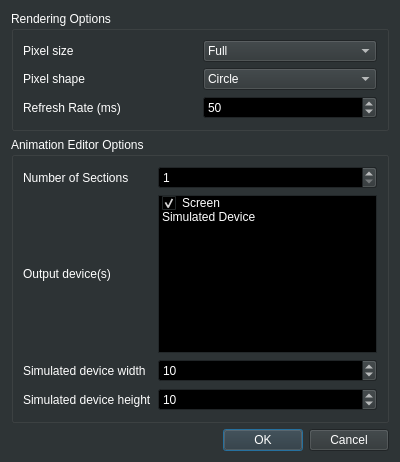
The window that src/window/settingsdialog.ui (8bitbuddhist/PixelMaestro-Studio) describes before a commit, drawn with Qt 5.
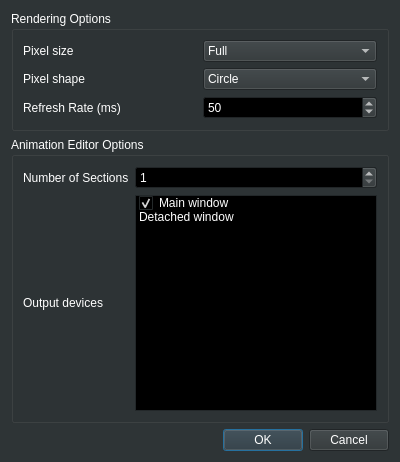
The same window after the commit.

Commit message: Settings - Added ability to configure multiple output devices. Settings - Added ability to disable DrawingArea as a MaestroControl output. SimpleDrawingAreaDialog - Replaced VirtualSerialDevice with detached window that renders the Maestro directly. Main - Lowered minimum window size to 400x350. SimpleDrawingArea - Added padding between Sections. Other minor changes, tweaks, and bugfixes.

```diff
--- a/src/window/settingsdialog.ui
+++ b/src/window/settingsdialog.ui
@@ -550,13 +550,6 @@
      <layout class="QGridLayout" name="gridLayout_3">
       <item row="0" column="0">
        <layout class="QGridLayout" name="gridLayout_4">
-        <item row="3" column="0">
-         <widget class="QLabel" name="simulatedDeviceHeightLabel">
-          <property name="text">
-           <string>Simulated device height</string>
-          </property>
-         </widget>
-        </item>
         <item row="0" column="0">
          <widget class="QLabel" name="label_4">
           <property name="text">
@@ -564,32 +557,10 @@
           </property>
          </widget>
         </item>
-        <item row="0" column="1">
-         <widget class="QSpinBox" name="numSectionsSpinBox">
-          <property name="toolTip">
-           <string>Sets the number of Sections managed by the Maestro</string>
-          </property>
-          <property name="minimum">
-           <number>1</number>
-          </property>
-          <property name="maximum">
-           <number>255</number>
-          </property>
-         </widget>
-        </item>
-        <item row="3" column="1">
-         <widget class="QSpinBox" name="simulatedHeightSpinBox">
-          <property name="toolTip">
-           <string>Sets the height of the simulated device's pixel grid</string>
-          </property>
-          <property name="minimum">
-           <number>1</number>
-          </property>
-          <property name="maximum">
-           <number>1000</number>
-          </property>
-          <property name="value">
-           <number>10</number>
+        <item row="1" column="0">
+         <widget class="QLabel" name="label_5">
+          <property name="text">
+           <string>Output devices</string>
           </property>
          </widget>
         </item>
@@ -600,7 +571,7 @@
           </property>
           <item>
            <property name="text">
-            <string>Screen</string>
+            <string>Main window</string>
            </property>
            <property name="checkState">
             <enum>Checked</enum>
@@ -611,7 +582,7 @@
           </item>
           <item>
            <property name="text">
-            <string>Simulated Device</string>
+            <string>Detached window</string>
            </property>
            <property name="checkState">
             <enum>Unchecked</enum>
@@ -619,8 +590,8 @@
           </item>
          </widget>
         </item>
-        <item row="2" column="1">
-         <widget class="QSpinBox" name="simulatedWidthSpinBox">
+        <item row="0" column="1">
+         <widget class="QSpinBox" name="numSectionsSpinBox">
           <property name="toolTip">
            <string>Sets the width of the simulated device's pixel grid</string>
           </property>
@@ -628,24 +599,7 @@
            <number>1</number>
           </property>
           <property name="maximum">
-           <number>1000</number>
-          </property>
-          <property name="value">
-           <number>10</number>
-          </property>
-         </widget>
-        </item>
-        <item row="2" column="0">
-         <widget class="QLabel" name="simulatedDeviceWidthLabel">
-          <property name="text">
-           <string>Simulated device width</string>
-          </property>
-         </widget>
-        </item>
-        <item row="1" column="0">
-         <widget class="QLabel" name="label_5">
-          <property name="text">
-           <string>Output device(s)</string>
+           <number>255</number>
           </property>
          </widget>
         </item>
```
Left out of the diff: 2 changed lines with no effect on the pictures. The commit also changes 21 other files.
